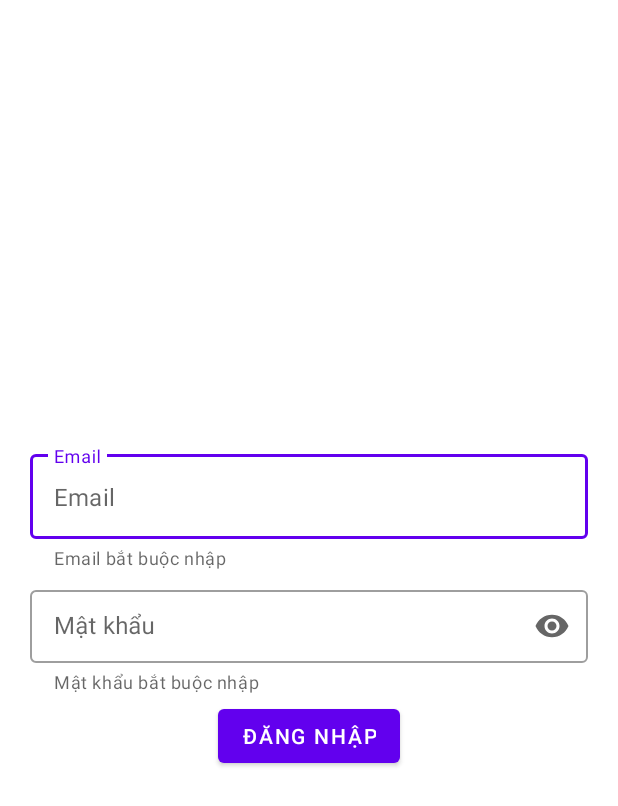
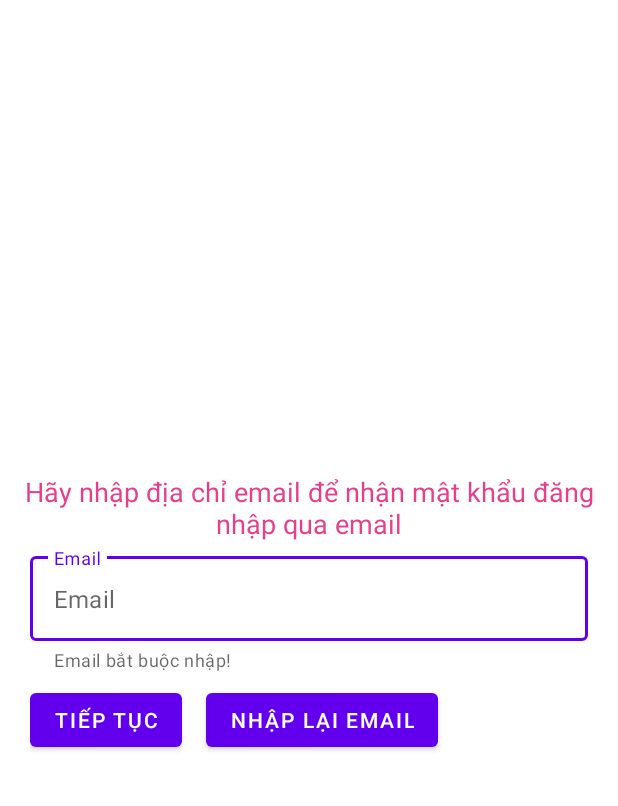
Before and after one commit to jk128/findmykids-app, an Android app: the screen it shows after launch (LoginActivity), on a phone screen of 412 x 824 dp. Shown: the top 806 px of the screen. Run offline under Robolectric (Android 15) with nearby library versions, the phone set to English and light mode, and no system bars; our stand-ins replace ButterKnife, Dagger/Hilt's generated code, RxJava; libraries missing offline, so code that uses them is left out: com.auth0.android, com.jakewharton.retrofit2; 9 statements that could not run were skipped.

Commit message:
login fix

```diff
--- a/findmykidsparents/app/src/main/java/com/thesis/findmykidsparents/di/UtilsModule.java
+++ b/findmykidsparents/app/src/main/java/com/thesis/findmykidsparents/di/UtilsModule.java
@@ -35,7 +35,6 @@ public class UtilsModule {
     @Provides
     @Singleton
     Retrofit provideRetrofit(Gson gson, OkHttpClient okHttpClient) {
-
         return new Retrofit.Builder()
                 .baseUrl(Urls.BASE_URL)
                 .addCallAdapterFactory(RxJava2CallAdapterFactory.create())
@@ -53,19 +52,23 @@ public class UtilsModule {
     @Provides
     @Singleton
     OkHttpClient getRequestHeader() {
+        OkHttpClient.Builder httpClient = new OkHttpClient.Builder();
+        HttpInterceptor httpInterceptor = new HttpInterceptor(null, httpClient.build());
 
-        OkHttpClient.Builder httpClient = new OkHttpClient.Builder();
+//        httpClient.addInterceptor(chain -> {
+//            Request original = chain.request();
+//            Request request = original.newBuilder()
+//                    .build();
+//            return chain.proceed(request);
+//        })
+//                .connectTimeout(100, TimeUnit.SECONDS)
+//                .writeTimeout(100, TimeUnit.SECONDS)
+//                .readTimeout(300, TimeUnit.SECONDS);
 
-        httpClient.addInterceptor(chain -> {
-            Request original = chain.request();
-            Request request = original.newBuilder()
-                    .build();
-            return chain.proceed(request);
-        })
+        httpClient.addInterceptor(httpInterceptor)
                 .connectTimeout(100, TimeUnit.SECONDS)
                 .writeTimeout(100, TimeUnit.SECONDS)
                 .readTimeout(300, TimeUnit.SECONDS);
-
         return httpClient.build();
     }
 
--- a/findmykidsparents/app/src/main/java/com/thesis/findmykidsparents/entity/AuthLogged.java
+++ b/findmykidsparents/app/src/main/java/com/thesis/findmykidsparents/entity/AuthLogged.java
@@ -5,8 +5,8 @@ import com.google.gson.annotations.SerializedName;
 public class AuthLogged {
     @SerializedName("id")
     public String id;
-    @SerializedName("name")
-    public String name;
+//    @SerializedName("name")
+//    public String name;
     @SerializedName("authenticated")
     public Boolean authenticated;
     @SerializedName("accessToken")
--- a/findmykidsparents/app/src/main/java/com/thesis/findmykidsparents/main/MainActivity.java
+++ b/findmykidsparents/app/src/main/java/com/thesis/findmykidsparents/main/MainActivity.java
@@ -79,6 +79,11 @@ public class MainActivity extends AppCompatActivity implements ChildrenListener
                 new BottomNavigationView.OnNavigationItemSelectedListener() {
                     @Override
                     public boolean onNavigationItemSelected(@NonNull MenuItem item) {
+                        if (item.getItemId() == R.id.action_search) {
+                            session.logoutUser();
+                            return true;
+                        }
+
                         progressDialog.show();
                         final int previousItem = bottomNavigationView.getSelectedItemId();
                         final int nextItem = item.getItemId();
--- a/findmykidsparents/app/src/main/java/com/thesis/findmykidsparents/utils/ApiCallInterface.java
+++ b/findmykidsparents/app/src/main/java/com/thesis/findmykidsparents/utils/ApiCallInterface.java
@@ -4,6 +4,7 @@ import com.thesis.findmykidsparents.entity.Auth;
 import com.thesis.findmykidsparents.entity.AuthLogged;
 import com.thesis.findmykidsparents.entity.Children;
 import com.thesis.findmykidsparents.entity.MemberLocation;
+import com.thesis.findmykidsparents.entity.Parent;
 
 import java.util.ArrayList;
 
@@ -15,9 +16,13 @@ import retrofit2.http.Path;
 import retrofit2.http.Url;
 
 public interface ApiCallInterface {
+    @POST(Urls.REGISTER_LOGIN)
+    Observable<Parent> registerLogin(@Body Parent parent);
+    @POST
+    Observable<AuthLogged> loginFinish(@Url String url, @Body Parent parent);
+
     @POST(Urls.LOGIN)
     Observable<AuthLogged> login(@Body Auth auth);
-
     @GET
     Observable<MemberLocation> getLocation(@Url String url);
 
--- a/findmykidsparents/app/src/main/java/com/thesis/findmykidsparents/utils/SessionManager.java
+++ b/findmykidsparents/app/src/main/java/com/thesis/findmykidsparents/utils/SessionManager.java
@@ -42,7 +42,7 @@ public class SessionManager {
     public void createLoginSession(AuthLogged authLogged) {
         editor.putBoolean(IS_LOGIN, authLogged.authenticated);
         editor.putString(KEY_ID, authLogged.id);
-        editor.putString(KEY_NAME, authLogged.name);
+//        editor.putString(KEY_NAME, authLogged.name);
         editor.putString(KEY_AccessToken, authLogged.accessToken);
         editor.putString(KEY_RefreshToken, authLogged.refreshToken);
 
--- a/findmykidsparents/app/src/main/res/layout/login_activity.xml
+++ b/findmykidsparents/app/src/main/res/layout/login_activity.xml
@@ -6,6 +6,25 @@
     android:gravity="center_vertical"
     android:layout_margin="@dimen/cat_textfield_standard_spacing"
     android:orientation="vertical">
+
+    <TextView
+        android:id="@+id/txtShowEmail"
+        android:layout_width="match_parent"
+        android:layout_height="wrap_content"
+        android:textColor="#e83e8c"
+        android:textSize="18sp"
+        android:textAlignment="center"
+        android:text="Hãy nhập địa chỉ email để nhận mật khẩu đăng nhập qua email" />
+
+    <TextView
+        android:id="@+id/txtShowPassword"
+        android:layout_width="match_parent"
+        android:layout_height="wrap_content"
+        android:textColor="#e83e8c"
+        android:visibility="gone"
+        android:textSize="18sp"
+        android:textAlignment="center"
+        android:text="Hãy nhập mật khẩu" />
 
     <com.google.android.material.textfield.TextInputLayout
         android:id="@+id/email_layout"
@@ -18,11 +37,13 @@
         app:errorEnabled="true"
         app:helperText="@string/required_email_error"
         app:helperTextEnabled="true"
+
         android:inputType="textEmailAddress"
         app:placeholderText="@string/cat_textfield_email">
 
         <com.google.android.material.textfield.TextInputEditText
             android:id="@+id/email"
+            android:maxLength="254"
             android:layout_width="match_parent"
             android:singleLine="true"
             android:layout_height="wrap_content" />
@@ -35,7 +56,7 @@
         android:layout_height="wrap_content"
         android:layout_margin="4dp"
         android:hint="@string/cat_textfield_password"
-        app:endIconMode="password_toggle"
+        android:visibility="gone"
         app:errorEnabled="true"
         app:helperText="@string/required_password_error"
         app:helperTextEnabled="true"
@@ -45,15 +66,28 @@
             android:id="@+id/passWord"
             android:layout_width="match_parent"
             android:layout_height="wrap_content"
-            android:inputType="textPassword" />
+            android:maxLength="4"
+            android:singleLine="true" />
     </com.google.android.material.textfield.TextInputLayout>
 
-    <Button
-        android:id="@+id/login"
-        android:layout_width="wrap_content"
+    <LinearLayout
+        android:layout_width="match_parent"
         android:layout_height="wrap_content"
-        android:layout_marginBottom="@dimen/cat_textfield_standard_spacing"
-        android:layout_gravity="center_horizontal"
-        android:text="@string/cat_login" />
+        android:layout_margin="4dp"
+        android:orientation="horizontal">
+
+        <Button
+            android:id="@+id/login"
+            android:layout_width="wrap_content"
+            android:layout_height="wrap_content"
+            android:layout_marginRight="@dimen/cat_textfield_standard_spacing"
+            android:text="@string/cat_login" />
+
+        <Button
+            android:id="@+id/reEmail"
+            android:layout_width="wrap_content"
+            android:layout_height="wrap_content"
+            android:text="Nhập lại email" />
+    </LinearLayout>
 
 </LinearLayout>
--- a/findmykidsparents/app/src/main/res/values/strings.xml
+++ b/findmykidsparents/app/src/main/res/values/strings.xml
@@ -13,12 +13,12 @@
     <string name="cat_textfield_password" translatable="false">Mật khẩu</string>
     <string name="cat_textfield_email" translatable="false">Email</string>
 
-    <string name="required_email_error" translatable="false">Email bắt buộc nhập</string>
-    <string name="valid_email_error" translatable="false">Email không đúng định dạng</string>
-    <string name="required_password_error" translatable="false">Mật khẩu bắt buộc nhập</string>
+    <string name="required_email_error" translatable="false">Email bắt buộc nhập!</string>
+    <string name="valid_email_error" translatable="false">Email không hợp lệ!</string>
+    <string name="required_password_error" translatable="false">Mật khẩu bắt buộc nhập!</string>
     <string name="process">Đang xử lý...</string>
 
-    <string name="cat_login" translatable="false">Đăng nhập</string>
+    <string name="cat_login" translatable="false">Tiếp tục</string>
     <string name="cat_gen_password" translatable="false">Tạo mật khẩu kết nối</string>
 
     <string name="cat_bottom_nav_page_1_name">Page 1</string>
--- a/findmykidsparents/app/src/main/res/xml/network_security_config.xml
+++ b/findmykidsparents/app/src/main/res/xml/network_security_config.xml
@@ -8,5 +8,7 @@
         <domain includeSubdomains="true">http://18.136.123.250:5000</domain>
         <domain includeSubdomains="true">http://54.169.14.7:5000</domain>
         <domain includeSubdomains="true">http://18.140.69.181:5000</domain>
+        <domain includeSubdomains="true">http://192.168.1.117:5010</domain>
+        <domain includeSubdomains="true">http://192.168.1.117:5012</domain>
     </domain-config>
 </network-security-config>
```
Also changed, not shown: findmykidsparents/app/src/main/java/com/thesis/findmykidsparents/di/HttpInterceptor.java (added, +121 -0 lines), findmykidsparents/app/src/main/java/com/thesis/findmykidsparents/entity/Parent.java (added, +15 -0 lines), findmykidsparents/app/src/main/java/com/thesis/findmykidsparents/login/LoginActivity.java (+62 -10 lines), findmykidsparents/app/src/main/java/com/thesis/findmykidsparents/login/LoginViewModel.java (+16 -2 lines), findmykidsparents/app/src/main/java/com/thesis/findmykidsparents/utils/DesignUtils.java (deleted, +0 -117 lines), findmykidsparents/app/src/main/java/com/thesis/findmykidsparents/utils/Repository.java (+10 -0 lines), findmykidsparents/app/src/main/java/com/thesis/findmykidsparents/utils/Urls.java (+10 -6 lines).
